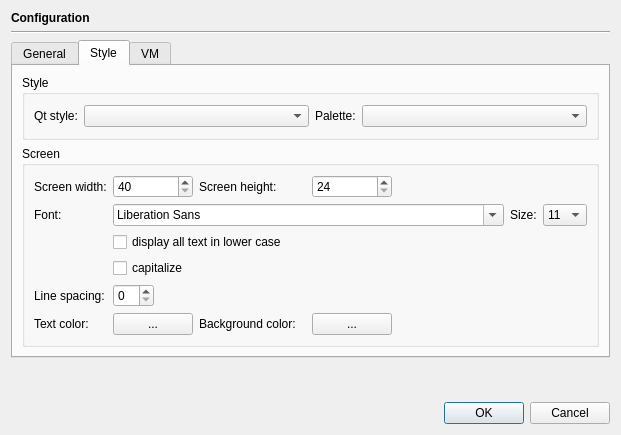
First picture: the form in src/eamon/optionsdialog.ui, repository braeun/eamon-interpreter, before the edit.
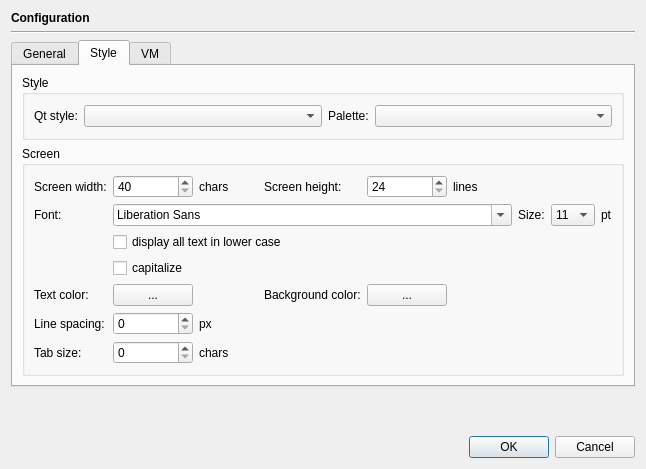
Second picture: the form after the edit. The open tabs and pages were chosen to show the change. Custom widgets are drawn as their Qt base class.

Commit message: added tab stops

What changed in the file:
```diff
--- a/src/eamon/optionsdialog.ui
+++ b/src/eamon/optionsdialog.ui
@@ -6,8 +6,8 @@
    <rect>
     <x>0</x>
     <y>0</y>
-    <width>621</width>
-    <height>435</height>
+    <width>646</width>
+    <height>469</height>
    </rect>
   </property>
   <property name="windowTitle">
@@ -37,7 +37,7 @@
    <item>
     <widget class="QTabWidget" name="tabWidget">
      <property name="currentIndex">
-      <number>1</number>
+      <number>0</number>
      </property>
      <widget class="QWidget" name="tab_3">
       <attribute name="title">
@@ -127,21 +127,83 @@
           <string>Screen</string>
          </property>
          <layout class="QGridLayout" name="gridLayout_3">
-          <item row="5" column="2">
-           <widget class="QLabel" name="label_6">
+          <item row="7" column="1">
+           <widget class="QSpinBox" name="tabSizeBox">
+            <property name="sizePolicy">
+             <sizepolicy hsizetype="Minimum" vsizetype="Fixed">
+              <horstretch>0</horstretch>
+              <verstretch>0</verstretch>
+             </sizepolicy>
+            </property>
+            <property name="maximum">
+             <number>20</number>
+            </property>
+           </widget>
+          </item>
+          <item row="5" column="1">
+           <widget class="QtColorButton" name="textColorButton">
+            <property name="sizePolicy">
+             <sizepolicy hsizetype="Fixed" vsizetype="Fixed">
+              <horstretch>0</horstretch>
+              <verstretch>0</verstretch>
+             </sizepolicy>
+            </property>
             <property name="text">
-             <string>Background color:</string>
+             <string>...</string>
             </property>
            </widget>
           </item>
-          <item row="1" column="0">
-           <widget class="QLabel" name="label_3">
+          <item row="6" column="2">
+           <widget class="QLabel" name="label_14">
             <property name="text">
-             <string>Font:</string>
+             <string>px</string>
             </property>
            </widget>
           </item>
-          <item row="1" column="7">
+          <item row="5" column="0">
+           <widget class="QLabel" name="label_5">
+            <property name="text">
+             <string>Text color:</string>
+            </property>
+           </widget>
+          </item>
+          <item row="0" column="4">
+           <widget class="QSpinBox" name="heightBox">
+            <property name="minimum">
+             <number>24</number>
+            </property>
+            <property name="maximum">
+             <number>48</number>
+            </property>
+           </widget>
+          </item>
+          <item row="6" column="1">
+           <widget class="QSpinBox" name="linespacingBox">
+            <property name="sizePolicy">
+             <sizepolicy hsizetype="Minimum" vsizetype="Fixed">
+              <horstretch>0</horstretch>
+              <verstretch>0</verstretch>
+             </sizepolicy>
+            </property>
+            <property name="maximum">
+             <number>16</number>
+            </property>
+           </widget>
+          </item>
+          <item row="5" column="4">
+           <widget class="QtColorButton" name="bkgColorButton">
+            <property name="sizePolicy">
+             <sizepolicy hsizetype="Fixed" vsizetype="Fixed">
+              <horstretch>0</horstretch>
+              <verstretch>0</verstretch>
+             </sizepolicy>
+            </property>
+            <property name="text">
+             <string>...</string>
+            </property>
+           </widget>
+          </item>
+          <item row="1" column="8">
            <widget class="QComboBox" name="fontSizeBox">
             <property name="sizePolicy">
              <sizepolicy hsizetype="Maximum" vsizetype="Fixed">
@@ -244,81 +306,70 @@
             </item>
            </widget>
           </item>
-          <item row="1" column="6">
+          <item row="5" column="3">
+           <widget class="QLabel" name="label_6">
+            <property name="text">
+             <string>Background color:</string>
+            </property>
+           </widget>
+          </item>
+          <item row="6" column="0">
+           <widget class="QLabel" name="label_2">
+            <property name="text">
+             <string>Line spacing:</string>
+            </property>
+           </widget>
+          </item>
+          <item row="1" column="7">
            <widget class="QLabel" name="label_4">
             <property name="text">
              <string>Size:</string>
             </property>
            </widget>
           </item>
-          <item row="5" column="3">
-           <widget class="QtColorButton" name="bkgColorButton">
-            <property name="sizePolicy">
-             <sizepolicy hsizetype="Fixed" vsizetype="Fixed">
-              <horstretch>0</horstretch>
-              <verstretch>0</verstretch>
-             </sizepolicy>
-            </property>
+          <item row="0" column="0">
+           <widget class="QLabel" name="label_11">
             <property name="text">
-             <string>...</string>
+             <string>Screen width:</string>
             </property>
            </widget>
           </item>
-          <item row="5" column="0">
-           <widget class="QLabel" name="label_5">
-            <property name="text">
-             <string>Text color:</string>
-            </property>
-           </widget>
-          </item>
-          <item row="5" column="1">
-           <widget class="QtColorButton" name="textColorButton">
-            <property name="sizePolicy">
-             <sizepolicy hsizetype="Fixed" vsizetype="Fixed">
-              <horstretch>0</horstretch>
-              <verstretch>0</verstretch>
-             </sizepolicy>
-            </property>
-            <property name="text">
-             <string>...</string>
-            </property>
-           </widget>
-          </item>
-          <item row="4" column="1">
-           <widget class="QSpinBox" name="linespacingBox">
-            <property name="sizePolicy">
-             <sizepolicy hsizetype="Fixed" vsizetype="Fixed">
-              <horstretch>0</horstretch>
-              <verstretch>0</verstretch>
-             </sizepolicy>
-            </property>
-            <property name="maximum">
-             <number>16</number>
-            </property>
-           </widget>
-          </item>
-          <item row="3" column="1">
+          <item row="3" column="1" colspan="3">
            <widget class="QCheckBox" name="capitalizeBox">
             <property name="text">
              <string>capitalize</string>
             </property>
            </widget>
           </item>
-          <item row="2" column="1" colspan="2">
+          <item row="7" column="0">
+           <widget class="QLabel" name="label_13">
+            <property name="text">
+             <string>Tab size:</string>
+            </property>
+           </widget>
+          </item>
+          <item row="1" column="0">
+           <widget class="QLabel" name="label_3">
+            <property name="text">
+             <string>Font:</string>
+            </property>
+           </widget>
+          </item>
+          <item row="0" column="3">
+           <widget class="QLabel" name="label_12">
+            <property name="text">
+             <string>Screen height:</string>
+            </property>
+           </widget>
+          </item>
+          <item row="2" column="1" colspan="3">
            <widget class="QCheckBox" name="lowerCaseBox">
             <property name="text">
              <string>display all text in lower case</string>
             </property>
            </widget>
           </item>
-          <item row="4" column="0">
-           <widget class="QLabel" name="label_2">
-            <property name="text">
-             <string>Line spacing:</string>
-            </property>
-           </widget>
-          </item>
-          <item row="1" column="1" colspan="4">
+          <item row="1" column="1" colspan="5">
            <widget class="QFontComboBox" name="fontBox">
             <property name="sizePolicy">
              <sizepolicy hsizetype="Preferred" vsizetype="Fixed">
@@ -328,13 +379,6 @@
             </property>
            </widget>
           </item>
-          <item row="0" column="0">
-           <widget class="QLabel" name="label_11">
-            <property name="text">
-             <string>Screen width:</string>
-            </property>
-           </widget>
-          </item>
           <item row="0" column="1">
            <widget class="QSpinBox" name="widthBox">
             <property name="minimum">
@@ -345,20 +389,31 @@
             </property>
            </widget>
           </item>
+          <item row="1" column="9">
+           <widget class="QLabel" name="label_15">
+            <property name="text">
+             <string>pt</string>
+            </property>
+           </widget>
+          </item>
           <item row="0" column="2">
-           <widget class="QLabel" name="label_12">
+           <widget class="QLabel" name="label_16">
             <property name="text">
-             <string>Screen height:</string>
+             <string>chars  </string>
             </property>
            </widget>
           </item>
-          <item row="0" column="3">
-           <widget class="QSpinBox" name="heightBox">
-            <property name="minimum">
-             <number>24</number>
+          <item row="0" column="5">
+           <widget class="QLabel" name="label_17">
+            <property name="text">
+             <string>lines</string>
             </property>
-            <property name="maximum">
-             <number>48</number>
+           </widget>
+          </item>
+          <item row="7" column="2">
+           <widget class="QLabel" name="label_18">
+            <property name="text">
+             <string>chars</string>
             </property>
            </widget>
           </item>
```
The commit also changes 5 other files.
